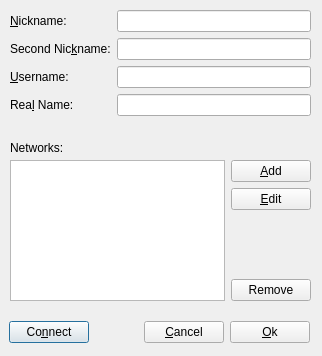
Above: src/NetworkDlg.ui from codymj/LuxIRC before the change. Below: the same form after it.
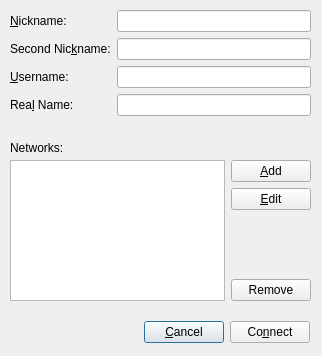
That is the form after the change.

Commit message: Implement sharing of Connection objs between NetworkDlg and MainWindow

```diff
--- a/src/NetworkDlg.ui
+++ b/src/NetworkDlg.ui
@@ -38,13 +38,6 @@
     </rect>
    </property>
    <layout class="QHBoxLayout" name="horizontalLayout_2">
-    <item>
-     <widget class="QPushButton" name="connectBtn">
-      <property name="text">
-       <string>Co&amp;nnect</string>
-      </property>
-     </widget>
-    </item>
     <item>
      <spacer name="horizontalSpacer">
       <property name="orientation">
@@ -66,9 +59,9 @@
      </widget>
     </item>
     <item>
-     <widget class="QPushButton" name="okBtn">
+     <widget class="QPushButton" name="connectBtn">
       <property name="text">
-       <string>&amp;Ok</string>
+       <string>Co&amp;nnect</string>
       </property>
      </widget>
     </item>
```
Left out of the diff: 17 changed lines with no effect on the pictures. The commit also changes 7 other files.
